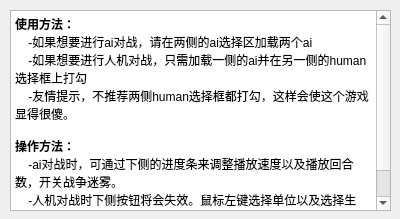
The window that src/deep_blue/helpdlg.ui (EESAST/teamstyle16) describes before a commit, drawn with Qt 5.
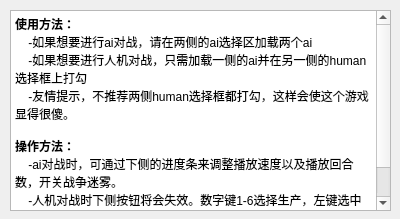
The same window after the commit.

```diff
--- a/src/deep_blue/helpdlg.ui
+++ b/src/deep_blue/helpdlg.ui
@@ -34,8 +34,7 @@
 &lt;p style=&quot;-qt-paragraph-type:empty; margin-top:0px; margin-bottom:0px; margin-left:0px; margin-right:0px; -qt-block-indent:0; text-indent:0px;&quot;&gt;&lt;br /&gt;&lt;/p&gt;
 &lt;p style=&quot; margin-top:0px; margin-bottom:0px; margin-left:0px; margin-right:0px; -qt-block-indent:0; text-indent:0px;&quot;&gt;&lt;span style=&quot; font-weight:600;&quot;&gt;操作方法：&lt;/span&gt;&lt;/p&gt;
 &lt;p style=&quot; margin-top:0px; margin-bottom:0px; margin-left:0px; margin-right:0px; -qt-block-indent:0; text-indent:0px;&quot;&gt;    -ai对战时，可通过下侧的进度条来调整播放速度以及播放回合数，开关战争迷雾。&lt;/p&gt;
-&lt;p style=&quot; margin-top:0px; margin-bottom:0px; margin-left:0px; margin-right:0px; -qt-block-indent:0; text-indent:0px;&quot;&gt;    -人机对战时下侧按钮将会失效。鼠标左键选择单位以及选择生产，右键点击目标可以进行攻击/移动/采集/输送。&lt;/p&gt;
-&lt;p style=&quot; margin-top:0px; margin-bottom:0px; margin-left:0px; margin-right:0px; -qt-block-indent:0; text-indent:0px;&quot;&gt;    &lt;/p&gt;&lt;/body&gt;&lt;/html&gt;</string>
+&lt;p style=&quot; margin-top:0px; margin-bottom:0px; margin-left:0px; margin-right:0px; -qt-block-indent:0; text-indent:0px;&quot;&gt;    -人机对战时下侧按钮将会失效。数字键1-6选择生产，左键选中单位后，a/s/m/f+左键对应攻击/补给/移动/修理，右键点击可以进行攻击/移动。&lt;/p&gt;&lt;/body&gt;&lt;/html&gt;</string>
    </property>
   </widget>
  </widget>
```
